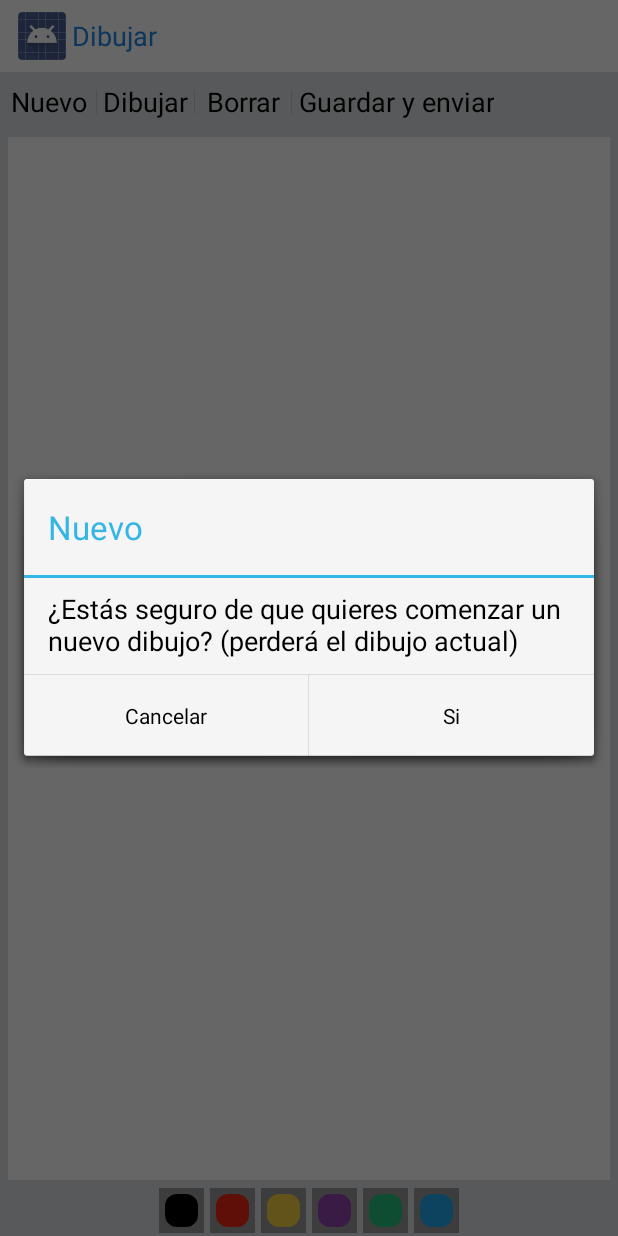
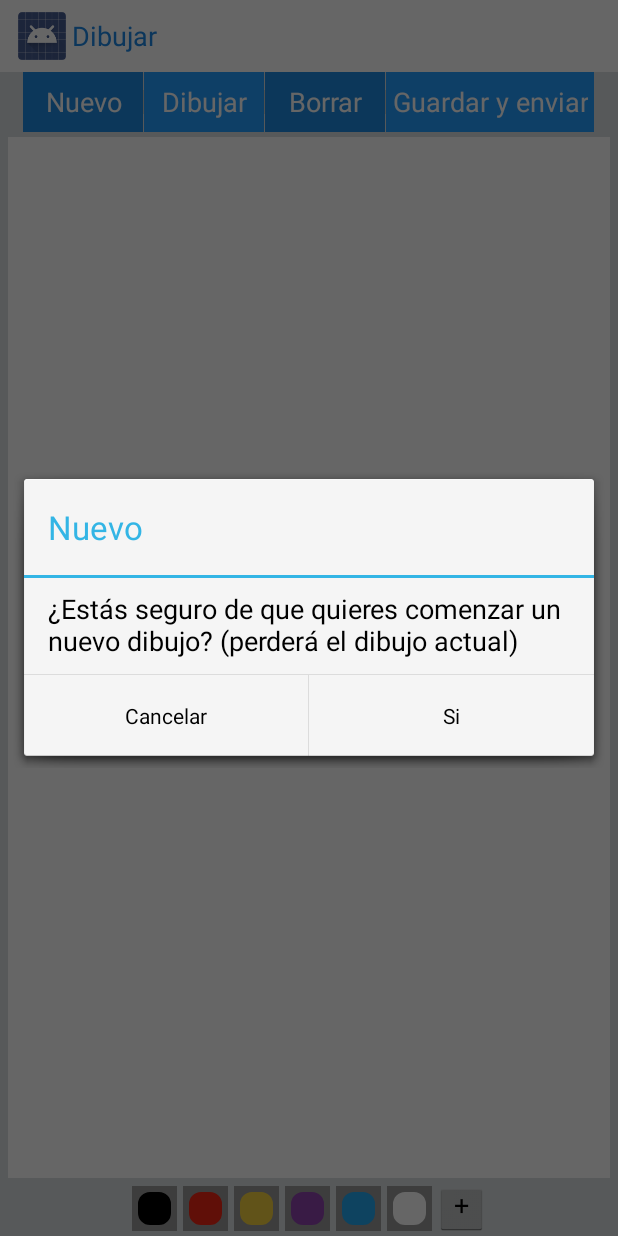
Before and after one commit to juanmanuelco/chatinmediatomultimedia, an Android app: the DrawingActivity screen opened directly, with no data from a screen before it, after a tap on "Nuevo", on a phone screen of 412 x 824 dp. Run offline under Robolectric (Android 15) with nearby library versions, the phone set to English and light mode, and no system bars; libraries missing offline, so code that uses them is left out: yuku.ambilwarna.

Commit message:
Correccion de diseño y picker color
Se agrego el selector de color al momento de enviar un dibujo, y tambien
se cambio el color del contenedor del mensaje receptor.

```diff
--- a/app/build.gradle
+++ b/app/build.gradle
@@ -23,6 +23,7 @@ dependencies {
 
     implementation 'com.android.support:appcompat-v7:27.1.1'
     implementation 'com.android.support.constraint:constraint-layout:1.1.2'
+    implementation 'com.github.yukuku:ambilwarna:2.0.1'
     //
     //
     testImplementation 'junit:junit:4.12'
--- a/app/src/main/java/com/android/wondercom/ChatActivity.java
+++ b/app/src/main/java/com/android/wondercom/ChatActivity.java
@@ -117,7 +117,7 @@ public class ChatActivity extends Activity {
 					Log.v(TAG, "Send message");
 					sendMessage(Message.TEXT_MESSAGE);
 				} else {
-					Toast.makeText(ChatActivity.this, "Please enter a not empty message", Toast.LENGTH_SHORT).show();
+					Toast.makeText(ChatActivity.this, R.string.mensaje_vacio, Toast.LENGTH_SHORT).show();
 				}
 
 			}
@@ -249,7 +249,7 @@ public class ChatActivity extends Activity {
 	public void sendMessage(int type){
 		Log.v(TAG, "Send message starts");
 		// Message written in EditText is always sent
-		Message mes = new Message(type, edit.getText().toString(), null, MainActivity.chatName);
+		Message mes = new Message(type, edit.getText().toString(), null, MainActivity.chatName );
 
 		switch(type){
 			case Message.IMAGE_MESSAGE:
--- a/app/src/main/java/com/android/wondercom/DrawingActivity.java
+++ b/app/src/main/java/com/android/wondercom/DrawingActivity.java
@@ -7,8 +7,11 @@ import android.app.AlertDialog;
 import android.app.Dialog;
 import android.content.DialogInterface;
 import android.content.Intent;
+import android.graphics.Color;
 import android.os.Bundle;
 import android.os.Environment;
+import android.support.constraint.ConstraintLayout;
+import android.support.v4.content.ContextCompat;
 import android.util.Log;
 import android.view.View;
 import android.view.View.OnClickListener;
@@ -18,7 +21,16 @@ import android.widget.ImageView;
 import android.widget.LinearLayout;
 
 import com.android.wondercom.CustomViews.DrawingView;
+import com.android.wondercom.Entities.Image;
 import com.android.wondercom.util.FileUtilities;
+import android.app.Activity;
+import android.content.Intent;
+import android.os.Bundle;
+import android.view.View;
+import android.widget.TextView;
+import android.widget.Toast;
+
+import yuku.ambilwarna.AmbilWarnaDialog;
 
 public class DrawingActivity extends Activity {
 	private static final String TAG = "DrawingActivity";
@@ -26,12 +38,30 @@ public class DrawingActivity extends Activity {
 	private ImageButton currentPaint;
 	private float smallBrush, mediumBrush, largeBrush;
 	private Button brushButton, eraserButton, newDrawing, saveDrawing;
+	LinearLayout mLayout;
+	int mDefaulColor;
+	Button mButton;
+	ImageButton mButton2;
+
 
 	@Override
 	protected void onCreate(Bundle savedInstanceState) {
 		super.onCreate(savedInstanceState);
 		setContentView(R.layout.activity_drawing);
 
+		mLayout = (LinearLayout) findViewById(R.id.layout);
+		mDefaulColor= ContextCompat.getColor(DrawingActivity.this,R.color.button_background);
+		mButton = (Button) findViewById(R.id.button1);
+		mButton2 = (ImageButton) findViewById(R.id.button3);
+
+		mButton.setOnClickListener(new View.OnClickListener() {
+			@Override
+			public void onClick(View v) {
+				OpenColor();
+			}
+		});
+
+		mButton2.setTag("vacio");
 		drawView = (DrawingView)findViewById(R.id.drawing);
 		LinearLayout layout = (LinearLayout) findViewById(R.id.colorPalette);
 		brushButton = (Button) findViewById(R.id.chooseBrush);
@@ -85,19 +115,45 @@ public class DrawingActivity extends Activity {
 		});
 	}
 
+	public void OpenColor(){
+		AmbilWarnaDialog color = new AmbilWarnaDialog(this, mDefaulColor, new AmbilWarnaDialog.OnAmbilWarnaListener() {
+			@Override
+			public void onCancel(AmbilWarnaDialog dialog) {
+
+			}
+
+			@Override
+			public void onOk(AmbilWarnaDialog dialog, int color) {
+				mDefaulColor=color;
+				mButton2.setBackgroundColor(mDefaulColor);
+				mButton2.setTag(String.format("#%X", mDefaulColor ));
+				String colors = mButton2.getTag().toString();
+				drawView.setColor(colors);
+				currentPaint.setImageDrawable(getResources().getDrawable(R.drawable.paint));
+				currentPaint=(ImageButton) mButton2;
+				currentPaint.setImageDrawable(getResources().getDrawable(R.drawable.paint_selected));
+				drawView.setErase(false);
+				drawView.setBrushSize(drawView.getLastBrushSize());
+				Toast.makeText(DrawingActivity.this, "Formato 1 "+String.format("#%X", mDefaulColor )+" Formato 2 "+"#"+Integer.toHexString(mDefaulColor) , Toast.LENGTH_LONG).show();
+			}
+		});
+		color.show();
+	}
 	public void paintClicked(View view){
 		if(currentPaint != view){
 			ImageButton button = (ImageButton) view;
 			String color = view.getTag().toString();
+			if (color!="vacio") {
 				drawView.setColor(color);
 
 				//Change the background of the old color to normal, and change background of the new color to 'pressed'
 				currentPaint.setImageDrawable(getResources().getDrawable(R.drawable.paint));
-			currentPaint=(ImageButton) button;
+				currentPaint = (ImageButton) button;
 				currentPaint.setImageDrawable(getResources().getDrawable(R.drawable.paint_selected));
 
 				drawView.setErase(false);
 				drawView.setBrushSize(drawView.getLastBrushSize());
+			}
 		}
 	}
 
@@ -196,6 +252,8 @@ public class DrawingActivity extends Activity {
 			@Override
 			public void onClick(DialogInterface dialog, int which) {
 				drawView.startNewDrawing();
+				mButton2.setBackgroundColor(Color.WHITE);
+				mButton2.setTag("vacio");
 			}
 
 		});
--- a/app/src/main/res/drawable-hdpi/chat_bubble.xml
+++ b/app/src/main/res/drawable-hdpi/chat_bubble.xml
@@ -5,7 +5,7 @@
 
     <!-- view background color -->
     <solid
-        android:color="@color/chat_text_background" >
+        android:color="@color/button_background" >
     </solid>
 
     <!-- view border color and width -->
--- a/app/src/main/res/drawable-hdpi/chat_bubble_mine.xml
+++ b/app/src/main/res/drawable-hdpi/chat_bubble_mine.xml
@@ -11,7 +11,7 @@
     <!-- view border color and width -->
     <stroke
         android:width="1dp"
-        android:color="@color/chat_text_background_mine" >
+        android:color="@color/button_background" >
     </stroke>
 
     <!-- If you want to add some padding -->
--- a/app/src/main/res/layout/activity_drawing.xml
+++ b/app/src/main/res/layout/activity_drawing.xml
@@ -3,6 +3,7 @@
     android:layout_width="match_parent"
     android:layout_height="match_parent"
     android:orientation="vertical"
+	android:id="@+id/layout"
     tools:context="${packageName}.${activityClass}"
     android:background="@color/gray" >
 
@@ -10,35 +11,47 @@
         android:layout_width="match_parent"
         android:layout_height="40dp"
         android:orientation="horizontal"
-        style="?android:attr/buttonBarStyle">
+        style="?android:attr/buttonBarStyle"
+		android:gravity="center">
 
         <Button
             android:id="@+id/newDrawing"
             style="?android:attr/buttonBarButtonStyle"
             android:layout_width="wrap_content"
             android:layout_height="match_parent"
-            android:text="@string/new_drawing"/>
+            android:text="@string/new_drawing"
+			android:background="@color/button_background"
+			android:textColor="@color/button_text"
+			android:width="80dp"/>
 
         <Button
             android:id="@+id/chooseBrush"
             style="?android:attr/buttonBarButtonStyle"
             android:layout_width="wrap_content"
             android:layout_height="match_parent"
-            android:text="@string/brush"/>
+            android:text="@string/brush"
+			android:textColor="@color/button_text"
+			android:background="@color/button_background_2"
+			android:width="80dp"/>
 
         <Button
             android:id="@+id/chooseEraser"
             style="?android:attr/buttonBarButtonStyle"
             android:layout_width="wrap_content"
             android:layout_height="match_parent"
-            android:text="@string/eraser"/>
+            android:text="@string/eraser"
+			android:textColor="@color/button_text"
+			android:background="@color/button_background"
+			android:width="80dp"/>
 
         <Button
             android:id="@+id/saveDrawing"
             style="?android:attr/buttonBarButtonStyle"
             android:layout_width="wrap_content"
             android:layout_height="match_parent"
-            android:text="@string/save_and_send"/>
+            android:text="@string/save_and_send"
+			android:textColor="@color/button_text"
+			android:background="@color/button_background_2" />
     </LinearLayout>
 
     <com.android.wondercom.CustomViews.DrawingView
@@ -99,15 +112,6 @@
 	    android:src="@drawable/paint"
 	    android:tag="@color/purple" />
 
-	<ImageButton
-	    android:layout_width="@dimen/large_brush"
-	    android:layout_height="@dimen/large_brush"
-	    android:layout_margin="2dp"
-	    android:background="@color/green"
-	    android:contentDescription="@string/paint"
-	    android:onClick="paintClicked"
-	    android:src="@drawable/paint"
-	    android:tag="@color/green" />
 
 	<ImageButton
 	    android:layout_width="@dimen/large_brush"
@@ -119,6 +123,23 @@
 	    android:src="@drawable/paint"
 	    android:tag="@color/blue" />
 
+	<ImageButton
+		android:layout_width="@dimen/large_brush"
+		android:layout_height="@dimen/large_brush"
+		android:layout_margin="2dp"
+		android:contentDescription="@string/paint"
+		android:id="@+id/button3"
+		android:onClick="paintClicked"
+		android:background="@color/white"
+		android:src="@drawable/paint"
+		/>
+
+	<Button android:text="+"
+		android:id="@+id/button1"
+		android:layout_width="35dp"
+		android:layout_height="35dp"
+		android:paddingTop="2dp"/>
+
 	</LinearLayout>
 
 </LinearLayout>
--- a/app/src/main/res/values/colors.xml
+++ b/app/src/main/res/values/colors.xml
@@ -8,12 +8,15 @@
     <color name="actionbar_text">#1e88e5</color>
 
     <color name="chat_text_background">#D6D9FF</color>
-    <color name="chat_text_background_mine">#0d47a1</color>
-    <color name="chat_text">#535391</color>
+    <color name="chat_text_background_mine">#013991</color>
+    <color name="chat_text">#000</color>
 
 
-    <color name="button_background">#2196f3</color>
+
+    <color name="button_background">#1e8be2</color>
     <color name="button_text">#FFFFFF</color>
+
+    <color name="button_background_2">#229dff</color>
 
     <!-- Generic colors -->
     <color name="black">#000000</color>
--- a/app/src/main/res/values/dimens.xml
+++ b/app/src/main/res/values/dimens.xml
@@ -12,4 +12,6 @@
 	<dimen name="large_brush">30dp</dimen>
 	<integer name="large_size">30</integer>
 
+
+
 </resources>
--- a/app/src/main/res/values/strings.xml
+++ b/app/src/main/res/values/strings.xml
@@ -82,4 +82,7 @@
     <string name="Descargar_video">Descargar video</string>
     <string name="Descargar_dibujo">Descargar dibujo</string>
 
+    <!-- Toast -->
+    <string name="mensaje_vacio">Por favor ingrese un mensaje no vacío</string>
+
 </resources>
```
Also changed, not shown: app/src/main/java/com/android/wondercom/CustomAdapters/ChatAdapter.java (+23 -10 lines), app/src/main/java/com/android/wondercom/Entities/Message.java (line endings or trailing spaces), app/src/main/res/drawable/ambilwarna_arrow_down.png (added), app/src/main/res/drawable/ambilwarna_arrow_right.png (added), app/src/main/res/drawable/ambilwarna_cursor.png (added), app/src/main/res/drawable/ambilwarna_hue.png (added), app/src/main/res/drawable/ambilwarna_target.png (added), app/src/main/res/drawable/bubble_in.9.png (added), app/src/main/res/drawable/bubble_out.9.png (added), app/src/main/res/layout/chat_row.xml (line endings or trailing spaces). Lines whose indentation alone changed are shown as unchanged.
